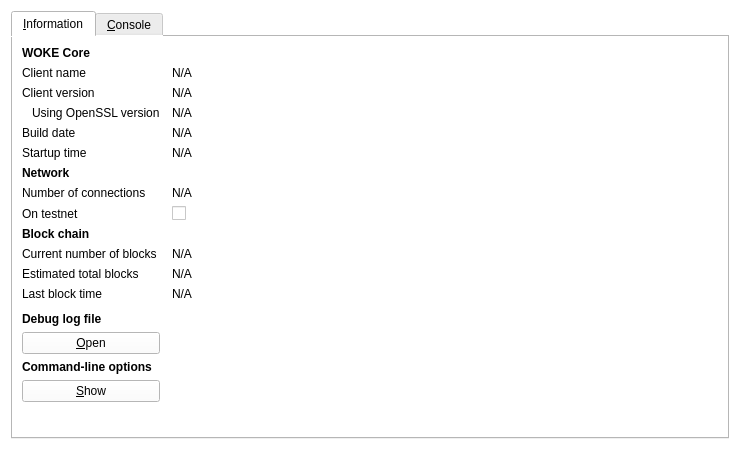
This is src/qt/forms/rpcconsole.ui in ulandort/WOKEcash as Qt 5 draws it before an edit. The edited form follows.
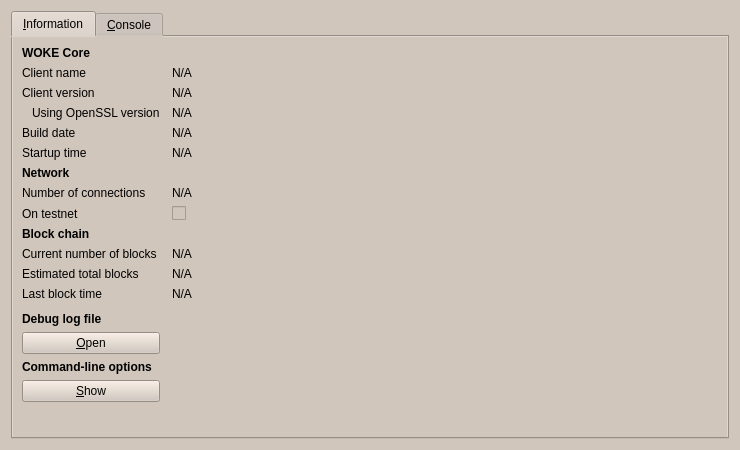
This is the edited form. Icons and pictures are not drawn.

What changed in the file:
```diff
--- a/src/qt/forms/rpcconsole.ui
+++ b/src/qt/forms/rpcconsole.ui
@@ -15,7 +15,7 @@
   </property>
   <property name="styleSheet">
    <string notr="true">color: rgb(0, 0, 0);
-background: white;
+background: rgb(209, 198, 188)
 </string>
   </property>
   <layout class="QVBoxLayout" name="verticalLayout_2">
```
